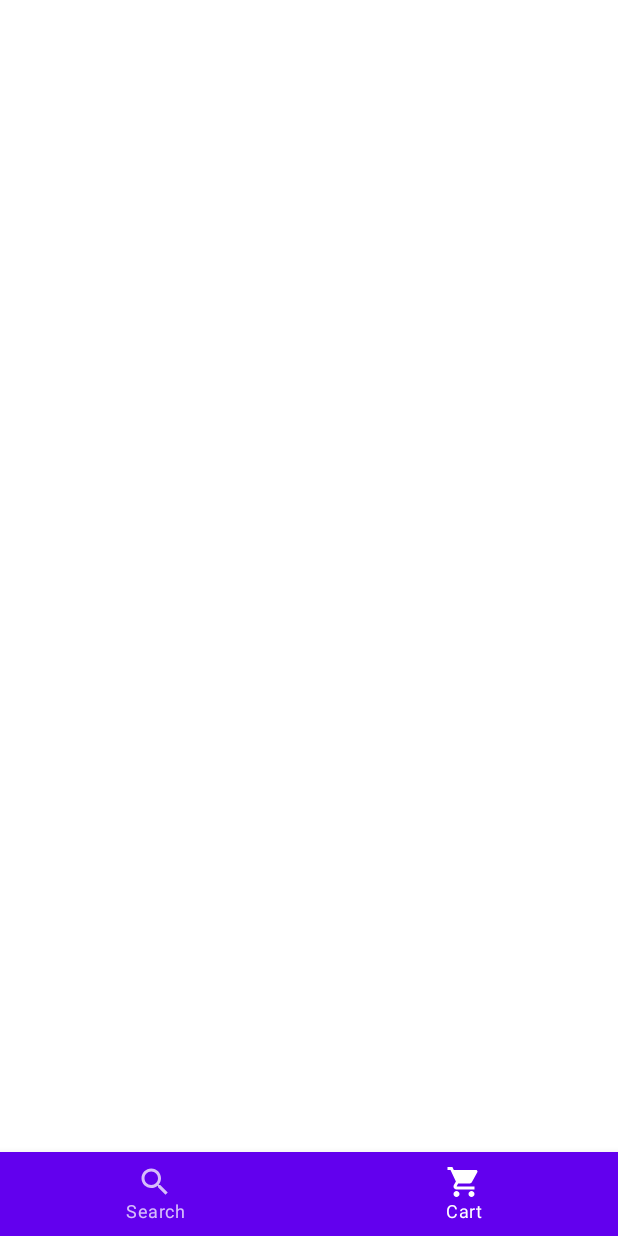
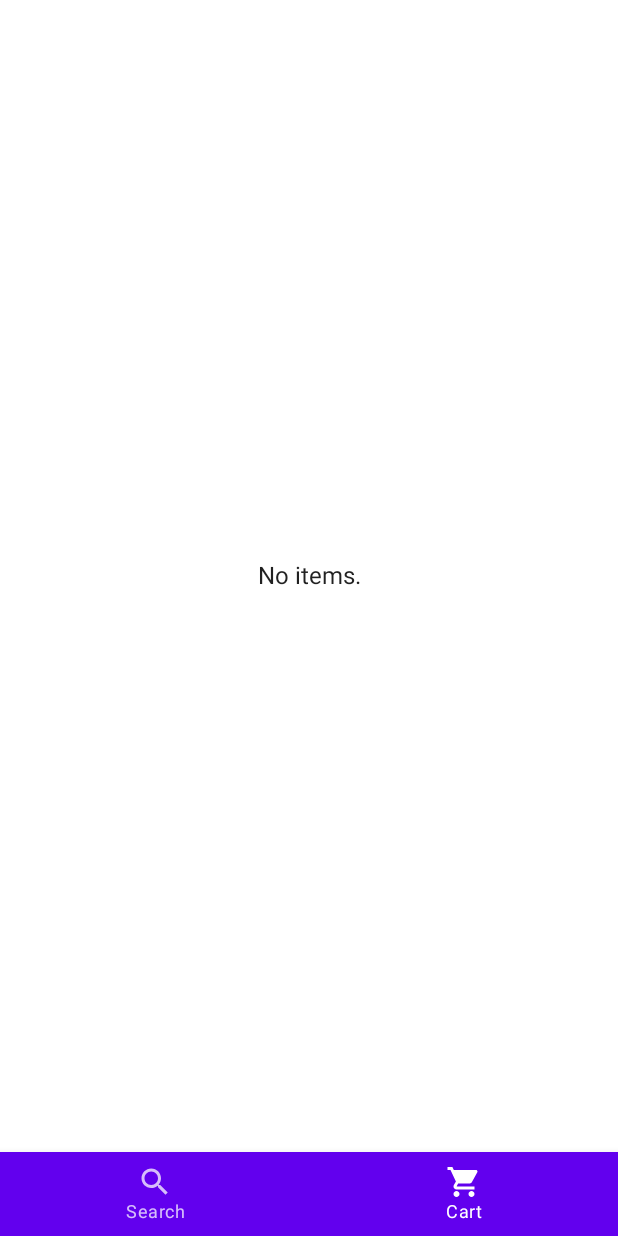
Before and after one commit to acmpo6ou/shop, an Android app built with Jetpack Compose: the CartScreen screen opened through its navigation route, on a phone screen of 412 x 824 dp. Run offline under Robolectric (Android 15) with nearby library versions, the phone set to English and light mode, and no system bars.

Commit message:
🔤 Implement empty cart placeholder

```diff
--- a/app/src/main/java/com/acmpo6ou/shop/ui/screen/cart/CartScreen.kt
+++ b/app/src/main/java/com/acmpo6ou/shop/ui/screen/cart/CartScreen.kt
@@ -1,9 +1,29 @@
 package com.acmpo6ou.shop.ui.screen.cart
 
+import androidx.compose.foundation.layout.Arrangement
+import androidx.compose.foundation.layout.Box
+import androidx.compose.foundation.layout.Column
+import androidx.compose.foundation.layout.fillMaxSize
+import androidx.compose.material.Text
 import androidx.compose.runtime.Composable
+import androidx.compose.ui.Alignment
+import androidx.compose.ui.Modifier
+import androidx.compose.ui.res.stringResource
+import androidx.compose.ui.text.style.TextAlign
+import com.acmpo6ou.shop.R
 import com.acmpo6ou.shop.ui.screen.ProductList
 
 @Composable
 fun CartScreen(viewModel: CartViewModel) {
-    ProductList(viewModel)
+    if (viewModel.products.size > 0) {
+        ProductList(viewModel)
+    } else {
+        Column(
+            modifier = Modifier.fillMaxSize(),
+            verticalArrangement = Arrangement.Center,
+            horizontalAlignment = Alignment.CenterHorizontally,
+        ) {
+            Text(stringResource(R.string.no_items))
+        }
+    }
 }
--- a/app/src/main/res/values/strings.xml
+++ b/app/src/main/res/values/strings.xml
@@ -2,4 +2,5 @@
     <string name="app_name">Shop</string>
     <string name="product_list_label">Search</string>
     <string name="cart_label">Cart</string>
+    <string name="no_items">No items.</string>
 </resources>
```
